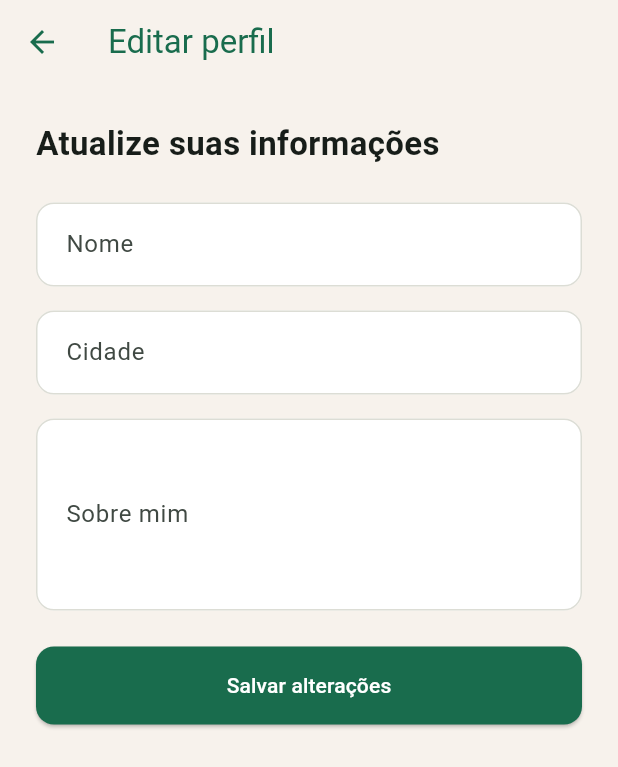
After one commit to Queirozexe/Desapegai, a Flutter app: the ProfileScreen screen opened directly, scrolled down 38 dp, after a tap on "Editar perfil", on a phone screen of 412 x 824 dp. The commit adds this screen. Shown: the top 767 px of the screen. Run offline on Flutter 3.47's test engine with Material 3 defaults, Android fonts, the phone set to English and light mode, and no system bars; our stand-ins replace cloud_firestore, firebase_auth, firebase_core; accounts and stored records are empty.

Commit message:
feat: implementa tela e edicao do perfil

```diff
--- a/lib/controller/usuario_control.dart
+++ b/lib/controller/usuario_control.dart
@@ -31,4 +31,25 @@ class UsuarioControl {
 
     return Usuario.fromMap(dados);
   }
+
+  Future<void> atualizarUsuario({
+    required String nome,
+    required String cidade,
+    required String sobreMim,
+  }) async {
+    final usuarioAtual = _auth.currentUser;
+
+    if (usuarioAtual == null) {
+      throw Exception('Nenhum usuário autenticado.');
+    }
+
+    await _firestore
+        .collection('usuarios')
+        .doc(usuarioAtual.uid)
+        .update({
+      'nome': nome.trim(),
+      'cidade': cidade.trim(),
+      'sobreMim': sobreMim.trim(),
+    });
+  }
 }
--- a/lib/model/usuario.dart
+++ b/lib/model/usuario.dart
@@ -3,12 +3,14 @@ class Usuario {
   final String nome;
   final String email;
   final String cidade;
+  final String sobreMim;
 
   Usuario({
     required this.uid,
     required this.nome,
     required this.email,
     required this.cidade,
+    this.sobreMim = '',
   });
 
   Map<String, dynamic> toMap() {
@@ -17,6 +19,7 @@ class Usuario {
       'nome': nome,
       'email': email,
       'cidade': cidade,
+      'sobreMim': sobreMim,
     };
   }
 
@@ -26,6 +29,7 @@ class Usuario {
       nome: map['nome'],
       email: map['email'],
       cidade: map['cidade'],
+      sobreMim: map['sobreMim'] ?? '',
     );
   }
 }
--- /dev/null
+++ b/lib/screens/edit_profile_screen.dart
@@ -0,0 +1,165 @@
+import 'package:flutter/material.dart';
+
+import '../controller/usuario_control.dart';
+import '../model/usuario.dart';
+import '../widgets/input.dart';
+import '../widgets/botoes.dart';
+
+class EditProfileScreen extends StatefulWidget {
+  final Usuario usuario;
+
+  const EditProfileScreen({
+    super.key,
+    required this.usuario,
+  });
+
+  @override
+  State<EditProfileScreen> createState() => _EditProfileScreenState();
+}
+
+class _EditProfileScreenState extends State<EditProfileScreen> {
+  final UsuarioControl _usuarioControl = UsuarioControl();
+
+  final GlobalKey<FormState> _formKey = GlobalKey<FormState>();
+
+  late final TextEditingController _nomeController;
+  late final TextEditingController _cidadeController;
+  late final TextEditingController _sobreMimController;
+
+  bool _carregando = false;
+
+  @override
+  void initState() {
+    super.initState();
+
+    _nomeController = TextEditingController(
+      text: widget.usuario.nome,
+    );
+
+    _cidadeController = TextEditingController(
+      text: widget.usuario.cidade,
+    );
+
+    _sobreMimController = TextEditingController(
+      text: widget.usuario.sobreMim,
+    );
+  }
+
+  @override
+  void dispose() {
+    _nomeController.dispose();
+    _cidadeController.dispose();
+    _sobreMimController.dispose();
+
+    super.dispose();
+  }
+
+  Future<void> _salvarAlteracoes() async {
+    if (!_formKey.currentState!.validate()) {
+      return;
+    }
+
+    setState(() {
+      _carregando = true;
+    });
+
+    try {
+      await _usuarioControl.atualizarUsuario(
+        nome: _nomeController.text,
+        cidade: _cidadeController.text,
+        sobreMim: _sobreMimController.text,
+      );
+
+      if (!mounted) return;
+
+      Navigator.pop(context, true);
+    } catch (e) {
+      if (!mounted) return;
+
+      ScaffoldMessenger.of(context).showSnackBar(
+        const SnackBar(
+          content: Text('Não foi possível atualizar seu perfil.'),
+        ),
+      );
+    } finally {
+      if (mounted) {
+        setState(() {
+          _carregando = false;
+        });
+      }
+    }
+  }
+
+  @override
+  Widget build(BuildContext context) {
+    return Scaffold(
+      appBar: AppBar(
+        title: const Text('Editar perfil'),
+      ),
+      body: SingleChildScrollView(
+        padding: const EdgeInsets.all(24),
+        child: Form(
+          key: _formKey,
+          child: Column(
+            crossAxisAlignment: CrossAxisAlignment.stretch,
+            children: [
+              const Text(
+                'Atualize suas informações',
+                style: TextStyle(
+                  fontSize: 22,
+                  fontWeight: FontWeight.bold,
+                ),
+              ),
+
+              const SizedBox(height: 24),
+
+              Input(
+                'Nome',
+                'Digite seu nome',
+                controller: _nomeController,
+                validator: (valor) {
+                  if (valor == null || valor.trim().isEmpty) {
+                    return 'Informe seu nome.';
+                  }
+
+                  return null;
+                },
+              ),
+
+              const SizedBox(height: 16),
+
+              Input(
+                'Cidade',
+                'Digite sua cidade',
+                controller: _cidadeController,
+                validator: (valor) {
+                  if (valor == null || valor.trim().isEmpty) {
+                    return 'Informe sua cidade.';
+                  }
+
+                  return null;
+                },
+              ),
+
+              const SizedBox(height: 16),
+
+              Input(
+                'Sobre mim',
+                'Conte um pouco sobre você',
+                controller: _sobreMimController,
+                maxLines: 4,
+              ),
+
+              const SizedBox(height: 24),
+
+              Botoes(
+                _carregando ? 'Salvando...' : 'Salvar alterações',
+                onPressed: _carregando ? null : _salvarAlteracoes,
+              ),
+            ],
+          ),
+        ),
+      ),
+    );
+  }
+}
--- a/lib/screens/home_screen.dart
+++ b/lib/screens/home_screen.dart
@@ -4,6 +4,7 @@ import '../controller/sessao_control.dart';
 
 import '../controller/usuario_control.dart';
 import '../model/usuario.dart';
+import 'profile_screen.dart';
 
 class HomeScreen extends StatefulWidget {
   const HomeScreen ({super.key});
@@ -402,11 +403,22 @@ class _HomeScreenState extends State<HomeScreen> {
       bottomNavigationBar: NavigationBar(
         selectedIndex: 0,
         onDestinationSelected: (index) {
-          if (index != 0) {
-            _aviso(
-              'próxima etapa.',
+          if (index == 0) {
+            return;
+          }
+
+          if (index == 4) {
+            Navigator.push(
+              context,
+              MaterialPageRoute(
+                builder: (context) => const ProfileScreen(),
+              ),
             );
+
+            return;
           }
+
+          _aviso('Esta funcionalidade será implementada em uma próxima etapa.');
         },
         destinations: const [
           NavigationDestination(
--- /dev/null
+++ b/lib/screens/profile_screen.dart
@@ -0,0 +1,456 @@
+import 'package:flutter/material.dart';
+
+import '../theme/app_theme.dart';
+import '../controller/usuario_control.dart';
+import '../controller/sessao_control.dart';
+import '../model/usuario.dart';
+import 'edit_profile_screen.dart';
+
+class ProfileScreen extends StatefulWidget {
+  const ProfileScreen({super.key});
+
+  @override
+  State<ProfileScreen> createState() => _ProfileScreenState();
+}
+
+class _ProfileScreenState extends State<ProfileScreen> {
+  final UsuarioControl _usuarioControl = UsuarioControl();
+  final SessaoControl _sessaoControl = SessaoControl();
+
+  late Future<Usuario?> _usuarioFuture;
+
+  @override
+  void initState() {
+    super.initState();
+    _usuarioFuture = _usuarioControl.buscarUsuarioAtual();
+  }
+
+  String _gerarIniciais(String nome) {
+    final partes =
+        nome
+            .trim()
+            .split(RegExp(r'\s+'))
+            .where((parte) => parte.isNotEmpty)
+            .toList();
+
+    if (partes.isEmpty) {
+      return '?';
+    }
+
+    if (partes.length == 1) {
+      return partes.first.substring(0, 1).toUpperCase();
+    }
+
+    return '${partes.first.substring(0, 1)}'
+            '${partes.last.substring(0, 1)}'
+        .toUpperCase();
+  }
+
+  void _aviso(String mensagem) {
+    ScaffoldMessenger.of(
+      context,
+    ).showSnackBar(SnackBar(content: Text(mensagem)));
+  }
+
+  Future<void> _editarPerfil(Usuario usuario) async {
+    final resultado = await Navigator.push<bool>(
+      context,
+      MaterialPageRoute(
+        builder: (context) => EditProfileScreen(usuario: usuario),
+      ),
+    );
+
+    if (resultado == true && mounted) {
+      setState(() {
+        _usuarioFuture = _usuarioControl.buscarUsuarioAtual();
+      });
+    }
+  }
+
+  Future<void> _sair() async {
+    try {
+      await _sessaoControl.sair();
+    } catch (e, stackTrace) {
+      debugPrint('Erro ao encerrar sessão: $e');
+      debugPrintStack(stackTrace: stackTrace);
+
+      if (!mounted) return;
+
+      _aviso('Não foi possível sair. Tente novamente.');
+    }
+  }
+
+  Widget _buildEstatistica({required String valor, required String descricao}) {
+    return Container(
+      padding: const EdgeInsets.symmetric(vertical: 12, horizontal: 4),
+      decoration: BoxDecoration(
+        color: Colors.white,
+        borderRadius: BorderRadius.circular(12),
+        border: Border.all(color: Colors.grey.shade300),
+      ),
+      child: Column(
+        mainAxisSize: MainAxisSize.min,
+        children: [
+          Text(
+            valor,
+            style: const TextStyle(fontSize: 22, fontWeight: FontWeight.bold),
+          ),
+          const SizedBox(height: 4),
+          Text(
+            descricao,
+            textAlign: TextAlign.center,
+            style: const TextStyle(fontSize: 10, color: AppColors.muted),
+          ),
+        ],
+      ),
+    );
+  }
+
+  Widget _buildOpcaoPerfil({
+    required IconData icone,
+    required String titulo,
+    required VoidCallback onTap,
+    String? etiqueta,
+  }) {
+    return ListTile(
+      leading: Icon(icone),
+      title: Text(titulo),
+      trailing: Row(
+        mainAxisSize: MainAxisSize.min,
+        children: [
+          if (etiqueta != null)
+            Padding(
+              padding: const EdgeInsets.only(right: 8),
+              child: Text(
+                etiqueta,
+                style: TextStyle(
+                  fontSize: 12,
+                  fontWeight: FontWeight.w600,
+                  color: Theme.of(context).colorScheme.primary,
+                ),
+              ),
+            ),
+          const Icon(Icons.chevron_right),
+        ],
+      ),
+      onTap: onTap,
+    );
+  }
+
+  @override
+  Widget build(BuildContext context) {
+    return Scaffold(
+      body: SafeArea(
+        child: Center(
+          child: ConstrainedBox(
+            constraints: const BoxConstraints(maxWidth: 600),
+            child: Column(
+              crossAxisAlignment: CrossAxisAlignment.stretch,
+              children: [
+                Padding(
+                  padding: const EdgeInsets.fromLTRB(16, 16, 16, 12),
+                  child: Text(
+                    'Perfil',
+                    style: TextStyle(
+                      fontSize: 24,
+                      fontWeight: FontWeight.bold,
+                      color: AppColors.green,
+                    ),
+                  ),
+                ),
+
+                Expanded(
+                  child: SingleChildScrollView(
+                    padding: const EdgeInsets.symmetric(horizontal: 16),
+                    child: Column(
+                      crossAxisAlignment: CrossAxisAlignment.stretch,
+                      children: [
+                        FutureBuilder<Usuario?>(
+                          future: _usuarioFuture,
+                          builder: (context, snapshot) {
+                            if (snapshot.connectionState ==
+                                ConnectionState.waiting) {
+                              return const Center(
+                                child: Padding(
+                                  padding: EdgeInsets.all(32),
+                                  child: CircularProgressIndicator(),
+                                ),
+                              );
+                            }
+
+                            if (snapshot.hasError) {
+                              return const Center(
+                                child: Text(
+                                  'Não foi possível carregar seu perfil.',
+                                ),
+                              );
+                            }
+
+                            final usuario = snapshot.data;
+
+                            if (usuario == null) {
+                              return const Center(
+                                child: Text('Perfil não encontrado.'),
+                              );
+                            }
+
+                            return Card(
+                              color: Colors.white,
+                              elevation: 0,
+                              shape: RoundedRectangleBorder(
+                                borderRadius: BorderRadius.circular(16),
+                                side: BorderSide(color: Colors.grey.shade300),
+                              ),
+                              child: Padding(
+                                padding: const EdgeInsets.all(16),
+                                child: Column(
+                                  crossAxisAlignment: CrossAxisAlignment.start,
+                                  children: [
+                                    Row(
+                                      children: [
+                                        CircleAvatar(
+                                          radius: 32,
+                                          backgroundColor: AppColors.green,
+                                          child: Text(
+                                            _gerarIniciais(usuario.nome),
+                                            style: const TextStyle(
+                                              color: Colors.white,
+                                              fontSize: 20,
+                                              fontWeight: FontWeight.bold,
+                                            ),
+                                          ),
+                                        ),
+
+                                        const SizedBox(width: 16),
+
+                                        Expanded(
+                                          child: Column(
+                                            crossAxisAlignment:
+                                                CrossAxisAlignment.start,
+                                            children: [
+                                              Text(
+                                                usuario.nome,
+                                                style: const TextStyle(
+                                                  fontSize: 18,
+                                                  fontWeight: FontWeight.bold,
+                                                ),
+                                              ),
+
+                                              const SizedBox(height: 4),
+
+                                              Text(
+                                                usuario.cidade,
+                                                style: const TextStyle(
+                                                  fontSize: 13,
+                                                  color: AppColors.muted,
+                                                ),
+                                              ),
+                                            ],
+                                          ),
+                                        ),
+                                      ],
+                                    ),
+
+                                    const SizedBox(height: 20),
+
+                                    const Text(
+                                      'E-MAIL',
+                                      style: TextStyle(
+                                        fontSize: 11,
+                                        fontWeight: FontWeight.bold,
+                                        color: AppColors.muted,
+                                      ),
+                                    ),
+
+                                    const SizedBox(height: 4),
+
+                                    Text(
+                                      usuario.email,
+                                      style: const TextStyle(fontSize: 14),
+                                    ),
+
+                                    const SizedBox(height: 16),
+
+                                    const Text(
+                                      'SOBRE MIM',
+                                      style: TextStyle(
+                                        fontSize: 11,
+                                        fontWeight: FontWeight.bold,
+                                        color: AppColors.muted,
+                                      ),
+                                    ),
+
+                                    const SizedBox(height: 4),
+
+                                    Text(
+                                      usuario.sobreMim.trim().isEmpty
+                                          ? 'Você ainda não adicionou uma descrição.'
+                                          : usuario.sobreMim,
+                                    ),
+
+                                    const SizedBox(height: 18),
+
+                                    SizedBox(
+                                      width: double.infinity,
+                                      child: OutlinedButton(
+                                        onPressed: () => _editarPerfil(usuario),
+                                        child: const Text('Editar perfil'),
+                                      ),
+                                    ),
+                                  ],
+                                ),
+                              ),
+                            );
+                          },
+                        ),
+
+                        const SizedBox(height: 12),
+
+                        Row(
+                          children: [
+                            Expanded(
+                              child: _buildEstatistica(
+                                valor: '—',
+                                descricao: 'doações feitas',
+                              ),
+                            ),
+
+                            const SizedBox(width: 8),
+
+                            Expanded(
+                              child: _buildEstatistica(
+                                valor: '—',
+                                descricao: 'itens recebidos',
+                              ),
+                            ),
+
+                            const SizedBox(width: 8),
+
+                            Expanded(
+                              child: _buildEstatistica(
+                                valor: '—',
+                                descricao: 'avaliação',
+                              ),
+                            ),
+                          ],
+                        ),
+
+                        const SizedBox(height: 16),
+
+                        Card(
+                          child: Column(
+                            children: [
+                              _buildOpcaoPerfil(
+                                icone: Icons.history,
+                                titulo: 'Histórico de doações',
+                                onTap: () {
+                                  _aviso('O histórico de doações será implementado em uma próxima etapa.');
+                                },
+                              ),
+
+                              const Divider(height: 1, indent: 56),
+
+                              _buildOpcaoPerfil(
+                                icone: Icons.help_outline,
+                                titulo: 'Ajuda e segurança',
+                                onTap: () {
+                                  _aviso('A área de ajuda e segurança será implementada em uma próxima etapa.');
+                                },
+                              ),
+
+                              const Divider(height: 1, indent: 56),
+
+                              _buildOpcaoPerfil(
+                                icone: Icons.admin_panel_settings_outlined,
+                                titulo: 'Painel administrativo',
+                                etiqueta: 'Admin',
+                                onTap: () {
+                                  _aviso('O painel administrativo ainda não está disponível.');
+                                },
+                              ),
+                            ],
+                          ),
+                        ),
+
+                        const SizedBox(height: 20),
+
+                        OutlinedButton.icon(
+                          onPressed: _sair,
+                          icon: const Icon(Icons.logout),
+                          label: const Text('Sair da conta'),
+                          style: OutlinedButton.styleFrom(
+                            foregroundColor: Colors.red,
+                            side: const BorderSide(color: Colors.red),
+                            padding: const EdgeInsets.symmetric(vertical: 14),
+                          ),
+                        ),
+
+                        const SizedBox(height: 16),
+
+                        Padding(
+                          padding: const EdgeInsets.symmetric(horizontal: 16),
+                          child: Text(
+                            'Suas informações são utilizadas exclusivamente para '
+                                'o funcionamento do Desapegaí. Seus dados são protegidos '
+                                'e não são compartilhados sem sua autorização.',
+                            textAlign: TextAlign.center,
+                            style: TextStyle(
+                              fontSize: 11,
+                              color: AppColors.muted,
+                            ),
+                          ),
+                        ),
+
+                        const SizedBox(height: 20),
+                      ],
+                    ),
+                  ),
+                ),
+              ],
+            ),
+          ),
+        ),
+      ),
+
+      bottomNavigationBar: NavigationBar(
+        selectedIndex: 4,
+        onDestinationSelected: (index) {
+          if (index == 0) {
+            Navigator.pop(context);
+            return;
+          }
+
+          if (index == 4) {
+            return;
+          }
+
+          _aviso('Esta funcionalidade será implementada em uma próxima etapa.');
+        },
+        destinations: const [
+          NavigationDestination(
+            icon: Icon(Icons.home_outlined),
+            selectedIcon: Icon(Icons.home),
+            label: 'Início',
+          ),
+          NavigationDestination(
+            icon: Icon(Icons.inventory_2_outlined),
+            label: 'Minhas',
+          ),
+          NavigationDestination(
+            icon: Icon(Icons.add_circle_outline),
+            label: 'Doar',
+          ),
+          NavigationDestination(
+            icon: Icon(Icons.chat_bubble_outline),
+            label: 'Mensagens',
+          ),
+          NavigationDestination(
+            icon: Icon(Icons.person_outline),
+            selectedIcon: Icon(Icons.person),
+            label: 'Perfil',
+          ),
+        ],
+      ),
+    );
+  }
+}
--- a/lib/widgets/input.dart
+++ b/lib/widgets/input.dart
@@ -1,21 +1,37 @@
 import 'package:flutter/material.dart';
+
 class Input extends StatelessWidget {
-  String rotulo;
-  String label;
-  TextEditingController controller;
-  Input(this.rotulo, this.label, {required this.controller});
+  final String rotulo;
+  final String label;
+  final TextEditingController controller;
+  final String? Function(String?)? validator;
+  final int maxLines;
+  final TextInputType? keyboardType;
+
+  const Input(
+      this.rotulo,
+      this.label, {
+        super.key,
+        required this.controller,
+        this.validator,
+        this.maxLines = 1,
+        this.keyboardType,
+      });
 
   @override
   Widget build(BuildContext context) {
     return TextFormField(
       controller: controller,
-      style: TextStyle(
+      validator: validator,
+      maxLines: maxLines,
+      keyboardType: keyboardType,
+      style: const TextStyle(
         color: Colors.black,
-        backgroundColor: Colors.white70
+        backgroundColor: Colors.white70,
       ),
       decoration: InputDecoration(
         labelText: rotulo,
-        hintText: label
+        hintText: label,
       ),
     );
   }
```
Also changed, not shown: 1 other file.
